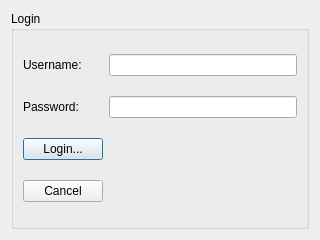
Old version of the form dialog.ui in the repository HoMeCracKeR/abo.
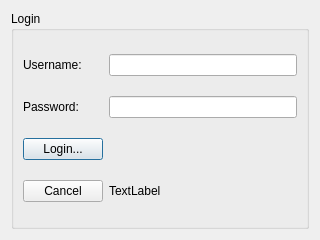
New version of the form.

What changed in the file:
```diff
--- a/dialog.ui
+++ b/dialog.ui
@@ -54,6 +54,13 @@
         </property>
        </widget>
       </item>
+      <item row="3" column="1">
+       <widget class="QLabel" name="controlLabel">
+        <property name="text">
+         <string>TextLabel</string>
+        </property>
+       </widget>
+      </item>
      </layout>
     </widget>
    </item>
```
